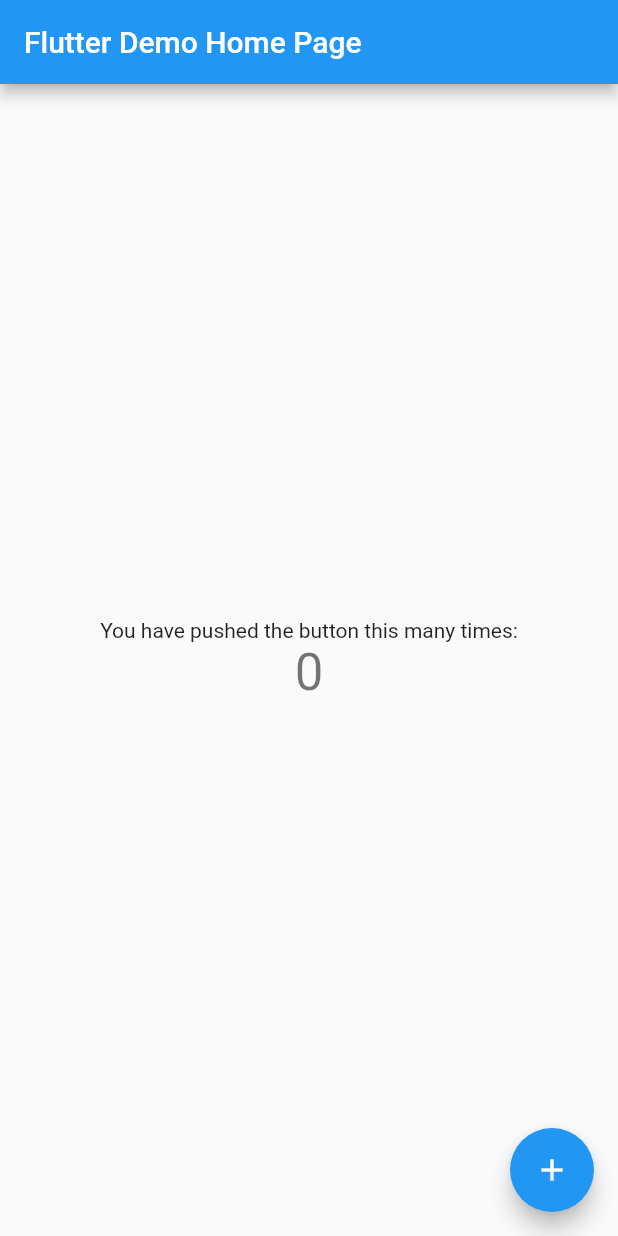
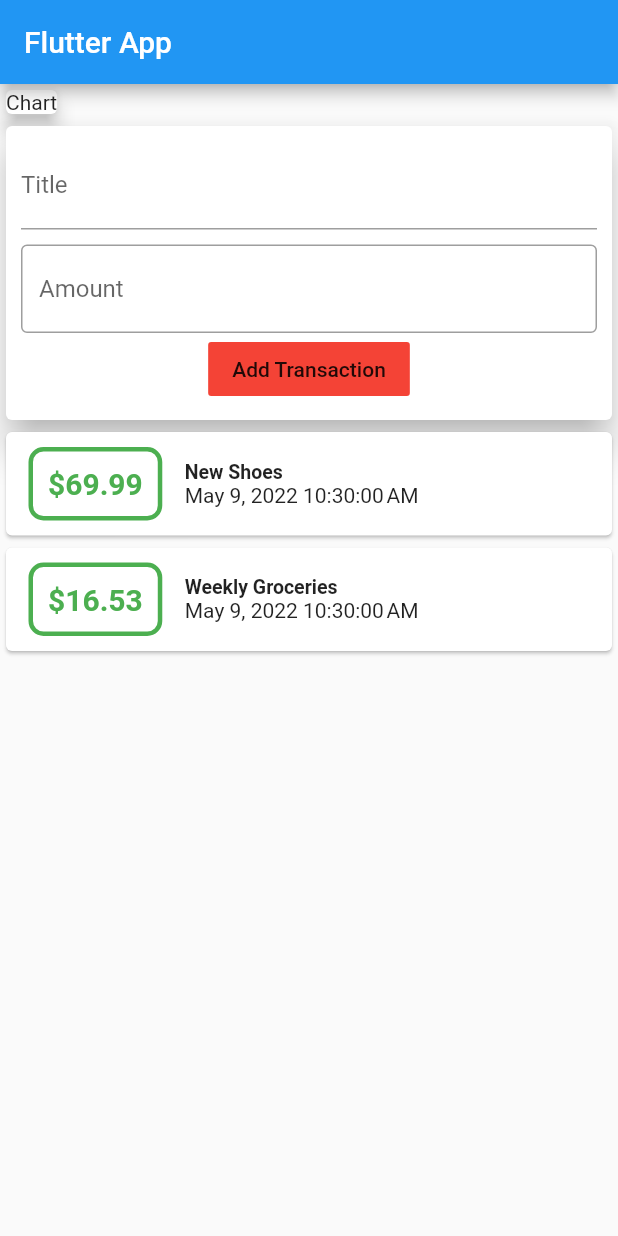
Before and after one commit to SamsonMokaya/Personal-Expense-Tracker, a Flutter app: the screen it shows after launch, on a phone screen of 412 x 824 dp. Run offline on Flutter 3.47's test engine with Material 2 defaults, Android fonts, the phone set to English and light mode, and no system bars.

Commit message:
Second Commit

```diff
--- a/lib/main.dart
+++ b/lib/main.dart
@@ -1,115 +1,132 @@
 import 'package:flutter/material.dart';
+import './models/transaction.dart';
+import 'package:intl/intl.dart';
 
 void main() {
-  runApp(const MyApp());
+  runApp(MyApp());
 }
 
 class MyApp extends StatelessWidget {
-  const MyApp({Key? key}) : super(key: key);
-
   // This widget is the root of your application.
   @override
   Widget build(BuildContext context) {
     return MaterialApp(
-      title: 'Flutter Demo',
-      theme: ThemeData(
-        // This is the theme of your application.
-        //
-        // Try running your application with "flutter run". You'll see the
-        // application has a blue toolbar. Then, without quitting the app, try
-        // changing the primarySwatch below to Colors.green and then invoke
-        // "hot reload" (press "r" in the console where you ran "flutter run",
-        // or simply save your changes to "hot reload" in a Flutter IDE).
-        // Notice that the counter didn't reset back to zero; the application
-        // is not restarted.
-        primarySwatch: Colors.blue,
-      ),
-      home: const MyHomePage(title: 'Flutter Demo Home Page'),
+      debugShowCheckedModeBanner: false,
+      title: "Expense Tracker",
+      home: MyHomePage(),
     );
   }
 }
 
-class MyHomePage extends StatefulWidget {
-  const MyHomePage({Key? key, required this.title}) : super(key: key);
+class MyHomePage extends StatelessWidget {
+  final List<Transaction> transactions = [
+    Transaction(
+      id: 't1',
+      title: 'New Shoes',
+      amount: 69.99,
+      date: DateTime.now(),
+    ),
+    Transaction(
+      id: 't2',
+      title: 'Weekly Groceries',
+      amount: 16.53,
+      date: DateTime.now(),
+    ),
+  ];
 
-  // This widget is the home page of your application. It is stateful, meaning
-  // that it has a State object (defined below) that contains fields that affect
-  // how it looks.
-
-  // This class is the configuration for the state. It holds the values (in this
-  // case the title) provided by the parent (in this case the App widget) and
-  // used by the build method of the State. Fields in a Widget subclass are
-  // always marked "final".
-
-  final String title;
-
-  @override
-  State<MyHomePage> createState() => _MyHomePageState();
-}
-
-class _MyHomePageState extends State<MyHomePage> {
-  int _counter = 0;
-
-  void _incrementCounter() {
-    setState(() {
-      // This call to setState tells the Flutter framework that something has
-      // changed in this State, which causes it to rerun the build method below
-      // so that the display can reflect the updated values. If we changed
-      // _counter without calling setState(), then the build method would not be
-      // called again, and so nothing would appear to happen.
-      _counter++;
-    });
-  }
+  String titleInput;
+  String amountInput;
 
   @override
   Widget build(BuildContext context) {
-    // This method is rerun every time setState is called, for instance as done
-    // by the _incrementCounter method above.
-    //
-    // The Flutter framework has been optimized to make rerunning build methods
-    // fast, so that you can just rebuild anything that needs updating rather
-    // than having to individually change instances of widgets.
     return Scaffold(
       appBar: AppBar(
-        // Here we take the value from the MyHomePage object that was created by
-        // the App.build method, and use it to set our appbar title.
-        title: Text(widget.title),
+        title: Text('Flutter App'),
       ),
-      body: Center(
-        // Center is a layout widget. It takes a single child and positions it
-        // in the middle of the parent.
-        child: Column(
-          // Column is also a layout widget. It takes a list of children and
-          // arranges them vertically. By default, it sizes itself to fit its
-          // children horizontally, and tries to be as tall as its parent.
-          //
-          // Invoke "debug painting" (press "p" in the console, choose the
-          // "Toggle Debug Paint" action from the Flutter Inspector in Android
-          // Studio, or the "Toggle Debug Paint" command in Visual Studio Code)
-          // to see the wireframe for each widget.
-          //
-          // Column has various properties to control how it sizes itself and
-          // how it positions its children. Here we use mainAxisAlignment to
-          // center the children vertically; the main axis here is the vertical
-          // axis because Columns are vertical (the cross axis would be
-          // horizontal).
-          mainAxisAlignment: MainAxisAlignment.center,
-          children: <Widget>[
-            const Text(
-              'You have pushed the button this many times:',
+      body: Column(
+        //mainAxisAlignment: MainAxisAlignment.start,
+        crossAxisAlignment: CrossAxisAlignment.start,
+        children: <Widget>[
+          Container(
+            child: Card(
+              elevation: 5,
+              child: Text("Chart"),
             ),
-            Text(
-              '$_counter',
-              style: Theme.of(context).textTheme.headline4,
+          ),
+          Card(
+            elevation: 10,
+            child: Container(
+              padding: EdgeInsets.all(10),
+              child: Column(children: <Widget>[
+                Padding(
+                  padding: EdgeInsets.only(bottom: 10),
+                  child: TextField(
+                    decoration: InputDecoration(
+                      labelText: "Title",
+                    ),
+                  ),
+                ),
+                TextField(
+                  decoration: InputDecoration(
+                    border: OutlineInputBorder(),
+                    //labelText: "Amount",
+                    hintText: "Amount",
+                  ),
+                ),
+                FlatButton(
+                  onPressed: () {},
+                  child: Text("Add Transaction"),
+                  color: Colors.red,
+                  )
+              ]),
             ),
-          ],
-        ),
+          ),
+          Column(
+            children: transactions.map((tx) {
+              return Card(
+                child:
+                    Row(mainAxisAlignment: MainAxisAlignment.start, children: [
+                  Container(
+                    margin: EdgeInsets.symmetric(
+                      vertical: 10,
+                      horizontal: 15,
+                    ),
+                    decoration: BoxDecoration(
+                      border: Border.all(
+                        color: Colors.green,
+                        width: 3,
+                      ),
+                      borderRadius: BorderRadius.circular(10),
+                    ),
+                    padding: EdgeInsets.all(10),
+                    child: Text(
+                      '\$' + tx.amount.toString(),
+                      style: TextStyle(
+                        fontWeight: FontWeight.bold,
+                        color: Colors.green,
+                        fontSize: 20,
+                      ),
+                    ),
+                  ),
+                  Column(
+                    crossAxisAlignment: CrossAxisAlignment.start,
+                    children: [
+                      Text(
+                        tx.title,
+                        style: TextStyle(
+                          fontSize: 13,
+                          fontWeight: FontWeight.bold,
+                        ),
+                      ),
+                      Text(DateFormat().format(tx.date))
+                    ],
+                  ),
+                ]),
+              );
+            }).toList(),
+          ),
+        ],
       ),
-      floatingActionButton: FloatingActionButton(
-        onPressed: _incrementCounter,
-        tooltip: 'Increment',
-        child: const Icon(Icons.add),
-      ), // This trailing comma makes auto-formatting nicer for build methods.
     );
   }
 }
--- /dev/null
+++ b/lib/models/transaction.dart
@@ -0,0 +1,15 @@
+import 'package:flutter/foundation.dart';
+
+class Transaction {
+  final String id;
+  final String title;
+  final double amount;
+  final DateTime date;
+
+  Transaction({
+    @required this.id,
+    @required this.title,
+    @required this.amount,
+    @required this.date,
+  });
+}
```
Also changed, not shown: pubspec.yaml (+7 -23 lines), pubspec.lock.
